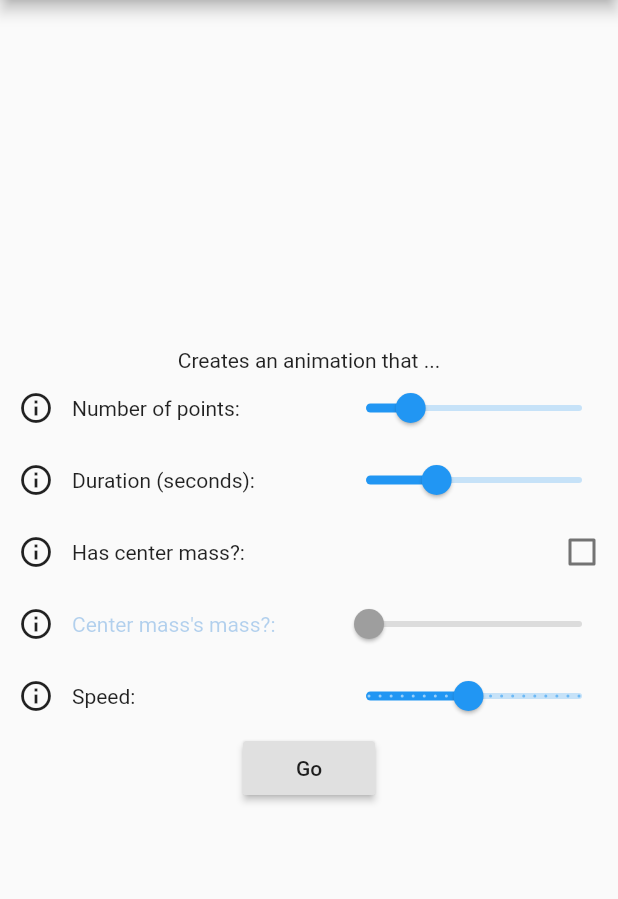
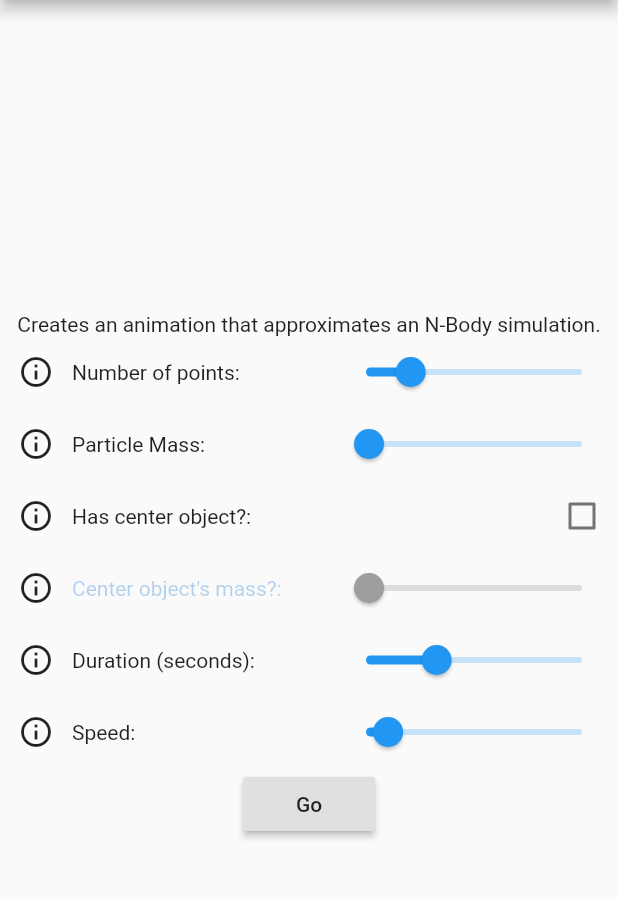
Before and after one commit to afitz0/particle-animation, a Flutter app: the screen it shows after launch, on a phone screen of 412 x 824 dp, the part 84-983 px from its top. Run offline on Flutter 3.47's test engine with Material 2 defaults, Android fonts, the phone set to English and light mode, and no system bars.

Commit message:
Some more refactoring, and make the center object stationary.

```diff
--- a/lib/globals.dart
+++ b/lib/globals.dart
@@ -3,8 +3,6 @@ import 'package:particles/star.dart';
 /* I know having globals like this is awful. TODO: learn how to do it right */
 
 List<Star> stars;
-
-const double mass = 1;
 
 /// pixel distance at which force won't apply
 const int shield = 0;
--- a/lib/main.dart
+++ b/lib/main.dart
@@ -2,7 +2,6 @@ import 'package:flutter/material.dart';
 import 'package:particles/helper_dialog.dart';
 import 'package:particles/particles.dart';
 
-// void main() => runApp(MyApp());
 void main() => runApp(MaterialApp(
       title: "Particle Demo",
       home: Config(),
@@ -23,9 +22,19 @@ class ConfigState extends State<Config> {
   double durationMin = 1;
   double durationMax = 60;
 
+  double speedMin = 0.005;
+  double speedMax = 0.5;
+
+  double centerMassMin = 1;
+  double centerMassMax = 1000;
+
+  double massMin = 1;
+  double massMax = 1000;
+
   double inputNumberParticles = 100;
+  double inputMass = 1;
   double inputDurationSeconds = 20;
-  bool inputHasCenterMass = false;
+  bool inputHasCenterObject = false;
   double inputCenterMass = 1;
   double inputSpeed = 0.05;
 
@@ -40,7 +49,7 @@ class ConfigState extends State<Config> {
         child: Column(
           mainAxisAlignment: MainAxisAlignment.center,
           children: <Widget>[
-            Text("Creates an animation that ..."),
+            Text("Creates an animation that approximates an N-Body simulation."),
 
             // Point quantity?
             Row(
@@ -63,6 +72,87 @@ class ConfigState extends State<Config> {
                   },
                   label: "${inputNumberParticles.toInt()}",
                   divisions: (countMax - 1).toInt(),
+                ),
+              ],
+            ),
+
+            // Point mass?
+            Row(
+              mainAxisAlignment: MainAxisAlignment.spaceBetween,
+              children: <Widget>[
+                HelperDialog(
+                    text:
+                        "Mass of all the particles. Higher in effect means slower."),
+                Text("Particle Mass: "),
+                Spacer(flex: 1),
+                Slider(
+                  value: inputMass,
+                  min: massMin,
+                  max: massMax,
+                  onChanged: (double value) {
+                    setState(() {
+                      inputMass = value;
+                    });
+                  },
+                  label: "${inputMass.toInt()}",
+                  divisions: (massMax - massMin).toInt(),
+                ),
+              ],
+            ),
+
+            // Has center object?
+            Row(
+              mainAxisAlignment: MainAxisAlignment.spaceBetween,
+              children: <Widget>[
+                HelperDialog(
+                    text: "By default, all points will be created with equal weigh. " +
+                        "Enabling this option will create a single point at the " +
+                        "center of the viewport with a unique mass (see next option)."),
+                Text("Has center object?: "),
+                Spacer(flex: 1),
+                Checkbox(
+                  value: inputHasCenterObject,
+                  onChanged: (bool value) {
+                    setState(() {
+                      inputHasCenterObject = value;
+                    });
+                  },
+                )
+              ],
+            ),
+
+            // Mass of center object?
+            Row(
+              mainAxisAlignment: MainAxisAlignment.spaceBetween,
+              children: <Widget>[
+                HelperDialog(
+                  text: "Mass of the center object, if enabled. Otherwise, its " +
+                      "mass will be identical to all other particles (see Mass " +
+                      "setting). The greater the difference between the center's " +
+                      "mass and the rest of them, the greater \"chaos\" there will " +
+                      "be.\n\nThe center object's location is fixed.",
+                ),
+                Text(
+                  "Center object's mass?: ",
+                  style: TextStyle(
+                      color: inputHasCenterObject
+                          ? Colors.black
+                          : Theme.of(context).primaryColorDark.withAlpha(0x52)),
+                ),
+                Spacer(flex: 1),
+                Slider(
+                  value: inputCenterMass,
+                  min: centerMassMin,
+                  max: centerMassMax,
+                  onChanged: inputHasCenterObject
+                      ? (double value) {
+                          setState(() {
+                            inputCenterMass = value;
+                          });
+                        }
+                      : null,
+                  label: "${inputCenterMass.toInt()}",
+                  divisions: (centerMassMax - centerMassMin).toInt(),
                 ),
               ],
             ),
@@ -90,82 +180,27 @@ class ConfigState extends State<Config> {
               ],
             ),
 
-            // Has center mass?
-            Row(
-              mainAxisAlignment: MainAxisAlignment.spaceBetween,
-              children: <Widget>[
-                HelperDialog(
-                    text: "By default, all points will be created with equal weigh. " +
-                        "Enabling this option will create a single point at the " +
-                        "center of the viewport with a unique mass (see next option)."),
-                Text("Has center mass?: "),
-                Spacer(flex: 1),
-                Checkbox(
-                  value: inputHasCenterMass,
-                  onChanged: (bool value) {
-                    setState(() {
-                      inputHasCenterMass = value;
-                    });
-                  },
-                )
-              ],
-            ),
-
-            // Mass of center mass?
-            Row(
-              mainAxisAlignment: MainAxisAlignment.spaceBetween,
-              children: <Widget>[
-                HelperDialog(
-                  text: "Weight of the center mass, if enabled. Anecdotally," +
-                      "a higher value results in more chaos.",
-                ),
-                Text(
-                  "Center mass's mass?: ",
-                  style: TextStyle(
-                      color: inputHasCenterMass
-                          ? Colors.black
-                          : Theme.of(context).primaryColorDark.withAlpha(0x52)),
-                ),
-                Spacer(flex: 1),
-                Slider(
-                  value: inputCenterMass,
-                  min: 1.0,
-                  max: 100.0,
-                  onChanged: inputHasCenterMass
-                      ? (double value) {
-                          setState(() {
-                            inputCenterMass = value;
-                          });
-                        }
-                      : null,
-                  label: "${inputCenterMass.toInt()}",
-                  divisions: 99,
-                ),
-              ],
-            ),
-
             // Speed of animation.
             Row(
               mainAxisAlignment: MainAxisAlignment.spaceBetween,
               children: <Widget>[
                 HelperDialog(
-                  text: "Defines how fast the animation runs. In terms of the " +
-                      "calculations, this is a multiplier on how much force each " +
-                      "point applies on each other one.",
+                  text: "Defines how fast the animation runs. The speed is implemented " +
+                  "as a multiplier of how much force is applied to each object.",
                 ),
                 Text("Speed: "),
                 Spacer(flex: 1),
                 Slider(
                   value: inputSpeed,
-                  min: 0.005,
-                  max: 0.1,
+                  min: speedMin,
+                  max: speedMax,
                   onChanged: (double value) {
                     setState(() {
                       inputSpeed = value;
                     });
                   },
                   label: "${(inputSpeed * 100).toStringAsFixed(1)}",
-                  divisions: 19,
+                  divisions: (speedMax - speedMin) ~/ .005,
                 ),
               ],
             ),
@@ -178,9 +213,10 @@ class ConfigState extends State<Config> {
                   builder: (context) => Particles(
                     numParticles: inputNumberParticles.floor(),
                     seconds: inputDurationSeconds.floor(),
-                    useCenterMass: inputHasCenterMass,
+                    useCenterMass: inputHasCenterObject,
                     centerMassWeight: inputCenterMass,
                     speed: inputSpeed,
+                    mass: inputMass,
                   ),
                 ));
               },
--- a/lib/nbody_animator.dart
+++ b/lib/nbody_animator.dart
@@ -15,6 +15,9 @@ class NBodyAnimator extends Animatable<Point<double>> {
   @override
   Point<double> transform(double t) {
     Point currentLocation = stars[id].location;
+    if (stars[id].isStationary) {
+      return currentLocation;
+    }
 
     for (int i = 0; i < numStars; i++) {
       if (i == id) continue;
--- a/lib/particles.dart
+++ b/lib/particles.dart
@@ -11,6 +11,7 @@ class Particles extends StatefulWidget {
   final double centerMassWeight;
   final bool useCenterMass;
   final double speed;
+  final double mass;
 
   const Particles(
       {Key key,
@@ -18,7 +19,8 @@ class Particles extends StatefulWidget {
       this.seconds,
       this.centerMassWeight,
       this.useCenterMass,
-      this.speed})
+      this.speed,
+      this.mass})
       : super(key: key);
 
   @override
@@ -44,12 +46,13 @@ class ParticlesState extends State<Particles>
       stars[0] = Star()
         ..mass = widget.centerMassWeight
         ..location = Point(viewportSize / 2, viewportSize / 2)
-        ..velocity = Point(0, 0);
+        ..velocity = Point(0, 0)
+        ..isStationary = true;
     }
 
     for (int i = widget.useCenterMass ? 1 : 0; i < widget.numParticles; i++) {
       stars[i] = Star()
-        ..mass = mass
+        ..mass = widget.mass
         ..location = Point(random.nextDouble() * viewportSize,
             random.nextDouble() * viewportSize)
         ..velocity = Point(0, 0);
--- a/lib/star.dart
+++ b/lib/star.dart
@@ -4,4 +4,5 @@ class Star {
   double mass;
   Point<double> velocity;
   Point<double> location;
+  bool isStationary = false;
 }
```
